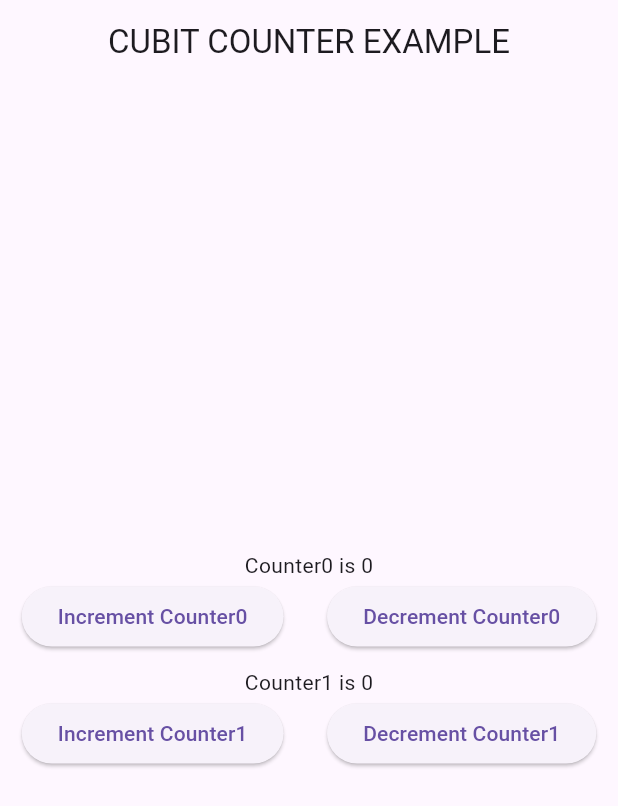
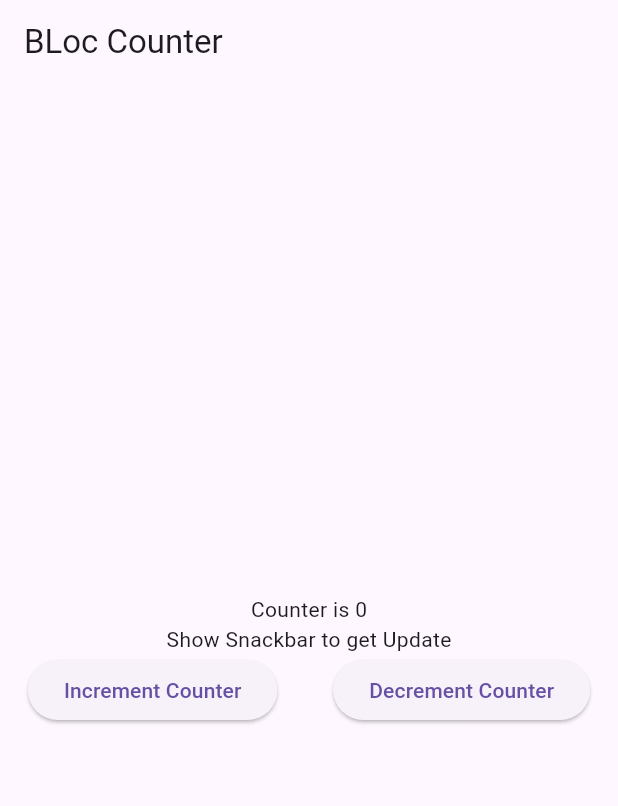
Before and after one commit to jay-simformsolutions/Practical_5, a Flutter app: the screen it shows after launch, on a phone screen of 412 x 824 dp. Shown: the top 806 px of the screen. Run offline on Flutter 3.47's test engine with Material 2 defaults, Android fonts, the phone set to English and light mode, and no system bars; our stand-ins replace flutter_bloc, go_router, logger.

Commit message:
🌱 Add Bloc and Repository Provider Example

```diff
--- a/lib/BLoc/BLoc/bloc.dart
+++ /dev/null
@@ -1,21 +0,0 @@
-import 'package:flutter_bloc/flutter_bloc.dart';
-
-enum CounterEvent { increment, decrement }
-
-class Counter extends Bloc<CounterEvent, int> {
-  Counter(super.initialState);
-
-  int get initialValue => 0;
-
-  @override
-  Stream mapeventToState(CounterEvent event) async* {
-    switch (event) {
-      case CounterEvent.increment:
-        yield state + 1;
-        break;
-      case CounterEvent.decrement:
-        yield state - 1;
-        break;
-    }
-  }
-}
--- /dev/null
+++ b/lib/BLoc/BLoc/bloc_counter_state.dart
@@ -0,0 +1,6 @@
+class BlocCounterState {
+  int blocCounter;
+  BlocCounterState({
+    required this.blocCounter,
+  });
+}
--- /dev/null
+++ b/lib/BLoc/BLoc/bloc_counter_ui.dart
@@ -0,0 +1,59 @@
+import 'package:flutter/material.dart';
+import 'package:flutter_bloc/flutter_bloc.dart';
+import 'package:practical_5/BLoc/BLoc/bloc_counter_state.dart';
+import 'package:practical_5/BLoc/BLoc/counter_bloc.dart';
+
+class BlocCounterUI extends StatelessWidget {
+  const BlocCounterUI({Key? key}) : super(key: key);
+
+  @override
+  Widget build(BuildContext context) {
+    return Scaffold(
+      appBar: AppBar(
+        title: const Text('BLoc Counter'),
+      ),
+      body: Column(
+        mainAxisAlignment: MainAxisAlignment.center,
+        children: [
+          BlocBuilder<BlocCounter, BlocCounterState>(
+            /// buildWhen we called for call particular condition and do other operation
+            buildWhen: (previous, current) => previous != current,
+            builder: (context, state) {
+              print("Build and Render new Widget");
+              return Text("Counter is ${state.blocCounter.toString()}");
+            },
+          ),
+          BlocListener<BlocCounter, BlocCounterState>(
+            listenWhen: (previous, current) => previous != current,
+            listener: (context, state) {
+              var snackBar = SnackBar(
+                duration: const Duration(seconds: 1),
+                content: Text("Couner is ${state.blocCounter.toString()}"),
+              );
+              ScaffoldMessenger.of(context).showSnackBar(snackBar);
+
+              print(
+                  "While Listning Changes Count is ${state.blocCounter.toString()}");
+            },
+            child: const Text("Show Snackbar to get Update"),
+          ),
+          Row(
+            mainAxisAlignment: MainAxisAlignment.spaceAround,
+            children: [
+              ElevatedButton(
+                onPressed: () =>
+                    context.read<BlocCounter>().add(IncrementEvent()),
+                child: const Text("Increment Counter"),
+              ),
+              ElevatedButton(
+                onPressed: () =>
+                    BlocProvider.of<BlocCounter>(context).add(DecrementEvent()),
+                child: const Text("Decrement Counter"),
+              )
+            ],
+          ),
+        ],
+      ),
+    );
+  }
+}
--- /dev/null
+++ b/lib/BLoc/BLoc/counter_bloc.dart
@@ -0,0 +1,37 @@
+import 'package:flutter_bloc/flutter_bloc.dart';
+import 'package:logger/logger.dart';
+import 'package:practical_5/BLoc/BLoc/bloc_counter_state.dart';
+
+abstract class CounterEvent {}
+
+class IncrementEvent extends CounterEvent {}
+
+class DecrementEvent extends CounterEvent {}
+
+class BlocCounter extends Bloc<CounterEvent, BlocCounterState> {
+  BlocCounter() : super(BlocCounterState(blocCounter: 0)) {
+    Logger logger = Logger();
+
+    on<IncrementEvent>((event, emit) {
+      logger.wtf("Emitted new Event Increment with ${state.blocCounter + 1}");
+      emit(BlocCounterState(blocCounter: state.blocCounter + 1));
+    });
+
+    on<DecrementEvent>((event, emit) {
+      logger.wtf("Emitted new Event Decrement with ${state.blocCounter - 1}");
+      emit(BlocCounterState(blocCounter: state.blocCounter - 1));
+    });
+  }
+
+  /// This is deprecated after V 8.0.0
+  // Stream<BlocCounterState> mapToEventState(CounterEvent event) async* {
+  //   switch (event) {
+  //     case CounterEvent.increment:
+  //       emit(BlocCounterState(blocCounter: state.blocCounter + 1));
+  //       break;
+  //     case CounterEvent.decrement:
+  //       emit(BlocCounterState(blocCounter: state.blocCounter - 1));
+  //       break;
+  //   }
+  // }
+}
--- /dev/null
+++ b/lib/BLoc/BLoc_Example/bloc.dart
@@ -0,0 +1,30 @@
+import 'package:flutter_bloc/flutter_bloc.dart';
+
+abstract class TextFormEvent {}
+
+class ChangeImageOnTextForm extends TextFormEvent {}
+
+class LoadingImageEvent extends TextFormEvent {}
+
+abstract class ImageState {
+  int get number => 0;
+}
+
+class FetchingState extends ImageState {}
+
+class FetchedState extends ImageState {
+  @override
+  int number;
+  FetchedState(this.number);
+}
+
+class BLocExample extends Bloc<TextFormEvent, ImageState> {
+  BLocExample() : super(FetchingState()) {
+    on<LoadingImageEvent>((event, emit) {
+      emit(FetchingState());
+    });
+    on<ChangeImageOnTextForm>((event, emit) {
+      emit(FetchedState(state.number));
+    });
+  }
+}
--- /dev/null
+++ b/lib/BLoc/BLoc_Example/main_bloc_example.dart
@@ -0,0 +1,24 @@
+import 'package:flutter/material.dart';
+import 'package:flutter_bloc/flutter_bloc.dart';
+import 'package:practical_5/BLoc/BLoc_Example/bloc.dart';
+
+import 'bloc_example_home.dart';
+
+void main() => runApp(MyApp());
+
+class MyApp extends StatelessWidget {
+  const MyApp({Key? key}) : super(key: key);
+
+  @override
+  Widget build(BuildContext context) {
+    return BlocProvider(
+      create: (context) => BLocExample()..add(LoadingImageEvent()),
+      child: MaterialApp(
+        theme: ThemeData(
+          useMaterial3: true,
+        ),
+        home: HomeScreen(),
+      ),
+    );
+  }
+}
--- /dev/null
+++ b/lib/BLoc/repository_provider/bloc/bloc_repo.dart
@@ -0,0 +1,46 @@
+import 'package:flutter_bloc/flutter_bloc.dart';
+
+import '../repository/repo.dart';
+
+abstract class ImageEvent {}
+
+class InitialEvent extends ImageEvent {}
+
+class LoadEvent extends ImageEvent {}
+
+abstract class ImageState {
+  int counter;
+  ImageState(this.counter);
+}
+
+class LoadingState extends ImageState {
+  LoadingState(super.counter);
+}
+
+class LoadedState extends ImageState {
+  final String img;
+  final int num;
+  LoadedState(this.img, this.num) : super(0);
+}
+
+class ErrorState extends ImageState {
+  ErrorState(super.counter);
+}
+
+class BlocRepo extends Bloc<ImageEvent, ImageState> {
+  final ImageRepository imageRepository = ImageRepository();
+
+  BlocRepo() : super(LoadingState(1)) {
+    on<InitialEvent>((event, emit) {
+      emit(LoadingState(1));
+    });
+    on<LoadEvent>((event, emit) {
+      try {
+        final img = imageRepository.getImage((state.counter + 1).toString());
+        emit(LoadedState(img, state.counter));
+      } catch (e) {
+        emit(ErrorState(1));
+      }
+    });
+  }
+}
--- a/lib/main.dart
+++ b/lib/main.dart
@@ -1,9 +1,8 @@
 import 'package:flutter/material.dart';
 import 'package:flutter_bloc/flutter_bloc.dart';
 import 'package:logger/logger.dart';
-import 'package:practical_5/BLoc/Cubit/counter_cubit.dart';
-
-import 'BLoc/Cubit/counter_cubit_ui.dart';
+import 'package:practical_5/BLoc/BLoc/bloc_counter_ui.dart';
+import 'package:practical_5/BLoc/BLoc/counter_bloc.dart';
 
 void main() {
   // TODO: implement main
@@ -73,29 +72,43 @@ class _MyAppState extends State<MyApp> {
     //   //lazy: true,
     // );
 
-    logger.i("Create BLoc Object by Build Method");
-    return MultiBlocProvider(
-      providers: [
-        BlocProvider(create: (context) {
-          logger.wtf("Before CounterCubit0 Called");
-          return CounterCubit0();
-          logger.wtf("After CoutnerCubit0 Called now Build again");
-        }),
-        BlocProvider(
-          create: (context) {
-            logger.wtf("Before CounterCubit1 Called");
-            return CounterCubit1();
-          },
-        ),
-        BlocProvider(
-          create: (context) => CounterCubit2(),
-        ),
-        BlocProvider(
-          create: (context) => CounterCubit3(),
-        ),
-      ],
+    //   logger.i("Create BLoc Object by Build Method");
+    //   return MultiBlocProvider(
+    //     providers: [
+    //       BlocProvider(create: (context) {
+    //         logger.wtf("Before CounterCubit0 Called");
+    //         return CounterCubit0();
+    //         logger.wtf("After CoutnerCubit0 Called now Build again");
+    //       }),
+    //       BlocProvider(
+    //         create: (context) {
+    //           logger.wtf("Before CounterCubit1 Called");
+    //           return CounterCubit1();
+    //         },
+    //       ),
+    //       BlocProvider(
+    //         create: (context) => CounterCubit2(),
+    //       ),
+    //       BlocProvider(
+    //         create: (context) => CounterCubit3(),
+    //       ),
+    //     ],
+    //     child: MaterialApp(
+    //       home: const CubitCounterExample(),
+    //       theme: ThemeData(
+    //         useMaterial3: true,
+    //       ),
+    //     ),
+    //   );
+    // }
+
+    return BlocProvider(
+      create: (context) {
+        logger.e("Bloc Counter Initialize");
+        return BlocCounter();
+      },
       child: MaterialApp(
-        home: const CubitCounterExample(),
+        home: const BlocCounterUI(),
         theme: ThemeData(
           useMaterial3: true,
         ),
--- a/pubspec.yaml
+++ b/pubspec.yaml
@@ -40,6 +40,7 @@ dependencies:
   provider: ^6.0.5
   logger: ^1.3.0
   flutter_bloc: ^8.1.2
+  http:
 
 dev_dependencies:
   flutter_test:
```
Also changed, not shown: lib/BLoc/BLoc_Example/bloc_example_home.dart (added, +75 -0 lines), lib/BLoc/repository_provider/bloc/sample_data_bloc.dart (added, +39 -0 lines), lib/BLoc/repository_provider/bloc/user_bloc.dart (added, +57 -0 lines), lib/BLoc/repository_provider/model/sample_model.dart (added, +20 -0 lines), lib/BLoc/repository_provider/model/user_model.dart (added, +23 -0 lines), lib/BLoc/repository_provider/repository/api_repo.dart (added, +19 -0 lines), lib/BLoc/repository_provider/repository/repo.dart (added, +7 -0 lines), lib/BLoc/repository_provider/repository/user_repo.dart (added, +20 -0 lines), lib/BLoc/repository_provider/views/home_screen.dart (added, +62 -0 lines), lib/BLoc/repository_provider/views/sample_data_screen.dart (added, +48 -0 lines), lib/BLoc/repository_provider/views/user_api_screen.dart (added, +93 -0 lines), pubspec.lock.
